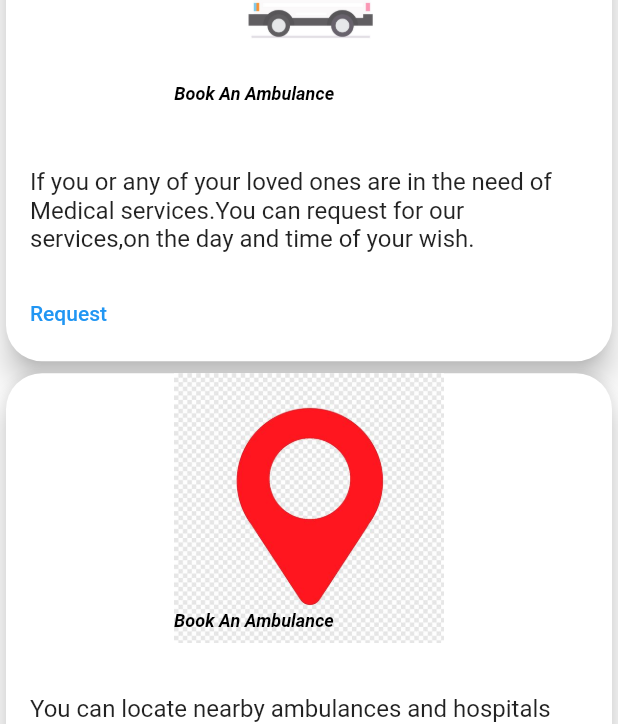
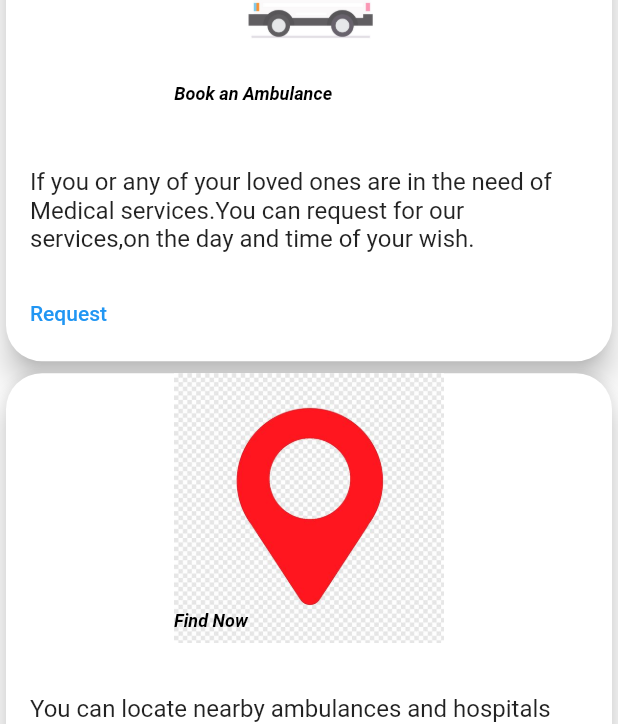
Before and after one commit to NightyNight008/AMB-app, a Flutter app: the screen it shows after launch, after a tap on "Emergency", after a tap on "Login", on a phone screen of 412 x 824 dp. Shown: the part 265-989 px from the top of the screen. Run offline on Flutter 3.47's test engine with Material 2 defaults, Android fonts, the light colour scheme and no system bars; our stand-ins replace firebase_core; accounts and stored records are empty; network calls fail.

Commit message:
Tiny change

```diff
--- a/lib/custom widgets/cardbutton.dart
+++ b/lib/custom widgets/cardbutton.dart
@@ -47,13 +47,13 @@
               //     onTap: () {},
               //   ),
               // ),
-              const Positioned(
+              Positioned(
                 bottom: 8,
                 right: 0,
                 left: 0,
                 child: Text(
-                  'Book An Ambulance',
-                  style: TextStyle(
+                  text,
+                  style: const TextStyle(
                     fontWeight: FontWeight.bold,
                     fontStyle: FontStyle.italic,
                     color: Colors.black,
--- a/lib/views/ProfilePage.dart
+++ b/lib/views/ProfilePage.dart
@@ -31,6 +31,7 @@
       padding: const EdgeInsets.symmetric(horizontal: 48),
       child: Center(
         child: Column(
+          mainAxisAlignment: MainAxisAlignment.center,
           // ignore: prefer_const_literals_to_create_immutables
           children: [
             const SizedBox(
@@ -44,7 +45,7 @@
               height: 16,
             ),
             const Text(
-              'Name:',
+              'Name :',
               style: TextStyle(fontSize: 20, fontStyle: FontStyle.italic),
             ), //Pass the name parameter here??
             const Text(
--- a/lib/views/user_options.dart
+++ b/lib/views/user_options.dart
@@ -1,7 +1,4 @@
 import 'package:flutter/material.dart';
-import 'package:flutter/src/widgets/container.dart';
-import 'package:flutter/src/widgets/framework.dart';
-
 import '../constant/routes.dart';
 import '../custom widgets/cardbutton.dart';
 
```
